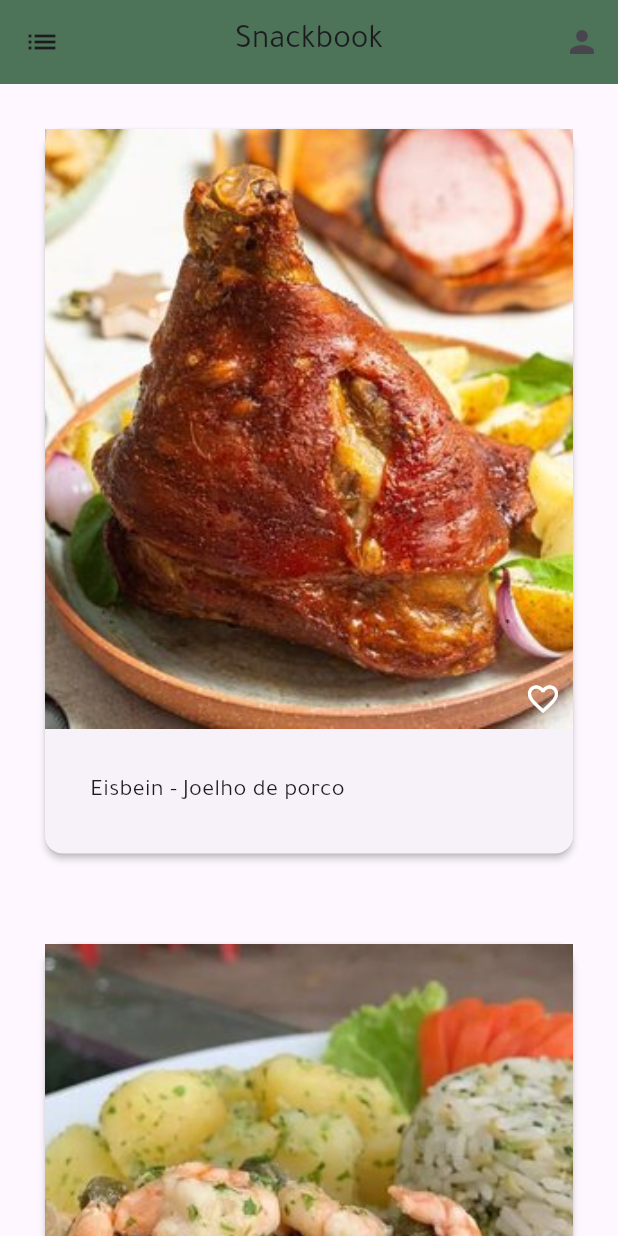
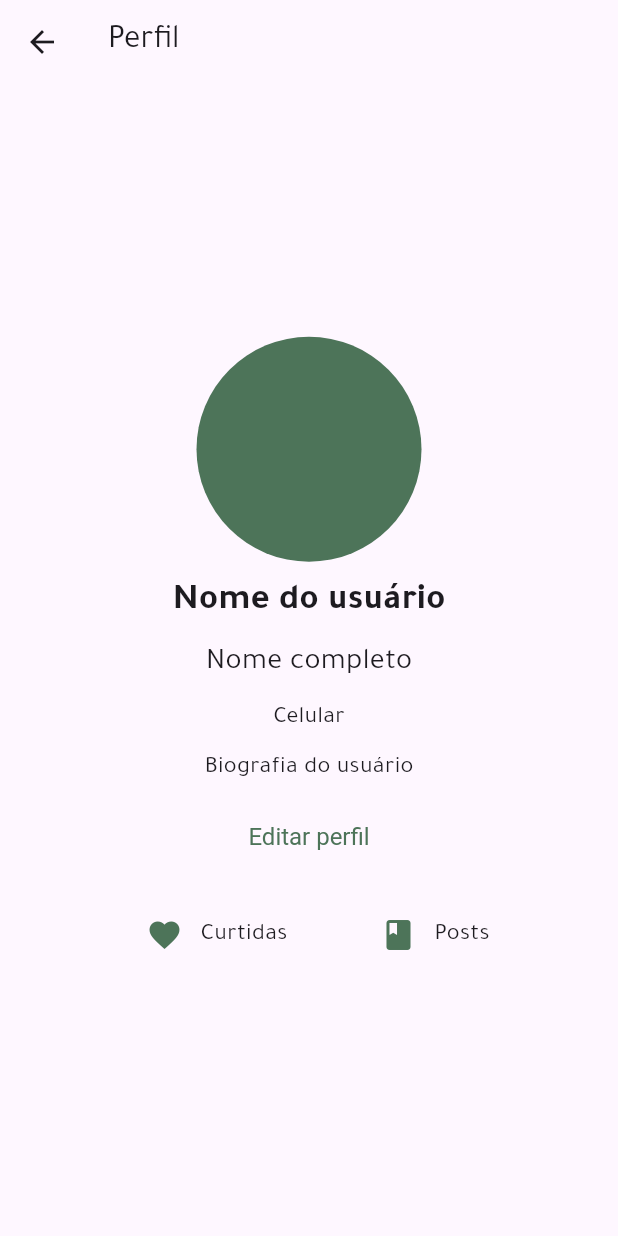
Before and after one commit to GustaPeruci/PAC---IV, a Flutter app: the screen it shows after launch, after a tap on "Entrar", after a tap on the "person" icon, on a phone screen of 412 x 824 dp. Run offline on Flutter 3.47's test engine with Material 2 defaults, Android fonts, the phone set to English and light mode, and no system bars.

Commit message:
Desenvolvimento inicial da tela de perfil e edição de perfil
- Criada a tela de perfil com acesso pela tela inicial que tem, foto do usuário, nome de usuário, celular do usuário, edição de perfil, receitas curtidas e postadas
- Criada tela de edição de perfil com acesso pela tela de perfil, que terá as informações de usuário para editar como nome de usuário, celular e bio
- Criado o ThemaData para decoração padrão dos campos de input

```diff
--- a/snackbook/lib/colors.dart
+++ b/snackbook/lib/colors.dart
@@ -3,7 +3,6 @@ import 'package:flutter/material.dart';
 const kSbGreen50 = Color.fromARGB(255, 230, 254, 230);
 const kSbGreen100 = Color.fromARGB(255, 208, 254, 210);
 const kSbGreen300 = Color.fromARGB(255, 181, 251, 172);
-const kSbGreen400 = Color.fromARGB(255, 170, 234, 164);
+const kSbGreen400 = Color.fromARGB(255, 130, 190, 124);
 const kSbGreen900 = Color.fromARGB(255, 77, 116, 89);
-
 const background = Color.fromARGB(255, 248, 255, 248);
--- a/snackbook/lib/pages/app.dart
+++ b/snackbook/lib/pages/app.dart
@@ -1,8 +1,28 @@
 import 'package:flutter/material.dart';
+import 'package:snackbook/colors.dart';
 
 import 'home.dart';
 import 'login.dart';
 import 'signup.dart';
+import 'profile.dart';
+import 'editProfile.dart';
+
+ThemeData myTheme = ThemeData(
+  useMaterial3: true,
+  fontFamily: 'Tajawal',
+  inputDecorationTheme: InputDecorationTheme(
+    labelStyle: TextStyle(color: kSbGreen900),
+    focusedBorder: OutlineInputBorder(
+      borderSide: BorderSide(color: kSbGreen900),
+    ),
+    enabledBorder: OutlineInputBorder(
+      borderSide: BorderSide(color: kSbGreen400),
+    ),
+    border: OutlineInputBorder(
+      borderRadius: BorderRadius.circular(10.0),
+    ),
+  ),
+);
 
 class SnackBookApp extends StatelessWidget {
   const SnackBookApp({Key? key}) : super(key: key);
@@ -16,12 +36,11 @@ class SnackBookApp extends StatelessWidget {
       routes: {
         '/login': (BuildContext context) => const LoginPage(),
         '/signup': (BuildContext context) => const SignupPage(),
+        '/profile': (BuildContext context) => const ProfilePage(),
+        '/editProfile': (BuildContext context) => const EditProfilePage(),
         '/': (BuildContext context) => const HomePage(),
       },
-      theme: ThemeData(
-        useMaterial3: true,
-        fontFamily: 'Tajawal',
-      ),
+      theme: myTheme,
     );
   }
 }
--- a/snackbook/lib/pages/home.dart
+++ b/snackbook/lib/pages/home.dart
@@ -36,7 +36,9 @@ class HomePage extends StatelessWidget {
         actions: [
           IconButton(
             icon: Icon(Icons.person),
-            onPressed: () {},
+            onPressed: () {
+              Navigator.of(context).pushNamed('/profile');
+            },
           ),
         ],
       ),
--- /dev/null
+++ b/snackbook/lib/pages/profile.dart
@@ -0,0 +1,107 @@
+import 'package:flutter/material.dart';
+import '../colors.dart';
+
+class ProfilePage extends StatefulWidget {
+  const ProfilePage({Key? key}) : super(key: key);
+
+  @override
+  _ProfilePageState createState() => _ProfilePageState();
+}
+
+class _ProfilePageState extends State<ProfilePage> {
+  @override
+  Widget build(BuildContext context) {
+    return Scaffold(
+      appBar: AppBar(
+        title: Text('Perfil'),
+      ),
+      body: Center(
+        child: Column(
+          mainAxisAlignment: MainAxisAlignment.center,
+          children: [
+            Container(
+              height: 150,
+              width: 150,
+              decoration: BoxDecoration(
+                shape: BoxShape.circle,
+                color: kSbGreen900,
+              ),
+            ),
+            SizedBox(height: 10),
+            Text(
+              'Nome do usuário',
+              style: TextStyle(
+                fontSize: 24,
+                fontWeight: FontWeight.bold,
+              ),
+            ),
+            SizedBox(height: 10),
+            Text(
+              'Nome completo',
+              style: TextStyle(
+                fontSize: 20,
+              ),
+            ),
+            SizedBox(height: 10),
+            Text(
+              'Celular',
+              style: TextStyle(
+                fontSize: 16,
+              ),
+            ),
+            SizedBox(height: 10),
+            Text(
+              'Biografia do usuário',
+              style: TextStyle(
+                fontSize: 16,
+              ),
+            ),
+            SizedBox(height: 10),
+            TextButton(
+              style: TextButton.styleFrom(textStyle: TextStyle(fontSize: 16)),
+              onPressed: () {
+                Navigator.of(context).pushNamed('/editProfile');
+              },
+              child: const Text(
+                'Editar perfil',
+                style: TextStyle(color: kSbGreen900),
+              ),
+            ),
+            SizedBox(height: 10),
+            Row(
+              mainAxisAlignment: MainAxisAlignment.center,
+              children: [
+                Padding(
+                  padding: const EdgeInsets.all(8.0),
+                  child: Row(
+                    children: [
+                      IconButton(
+                        icon: Icon(Icons.favorite),
+                        color: kSbGreen900,
+                        onPressed: () {},
+                      ),
+                      Text(
+                        "Curtidas",
+                        style: TextStyle(fontSize: 16),
+                      ),
+                      SizedBox(width: 50),
+                      IconButton(
+                        icon: Icon(Icons.book),
+                        color: kSbGreen900,
+                        onPressed: () {},
+                      ),
+                      Text(
+                        "Posts",
+                        style: TextStyle(fontSize: 16),
+                      ),
+                    ],
+                  ),
+                ),
+              ],
+            ),
+          ],
+        ),
+      ),
+    );
+  }
+}
```
Also changed, not shown: snackbook/lib/pages/editProfile.dart (added, +96 -0 lines).
